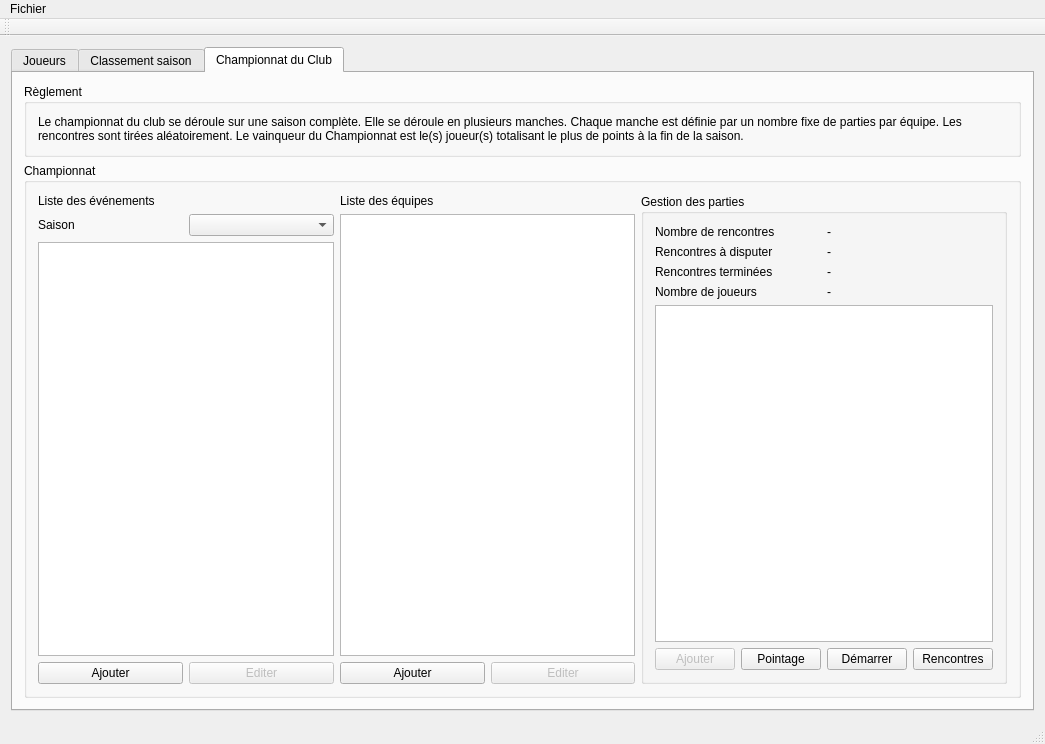
Old version of the form MainWindow.ui in the repository arabine/tanca.
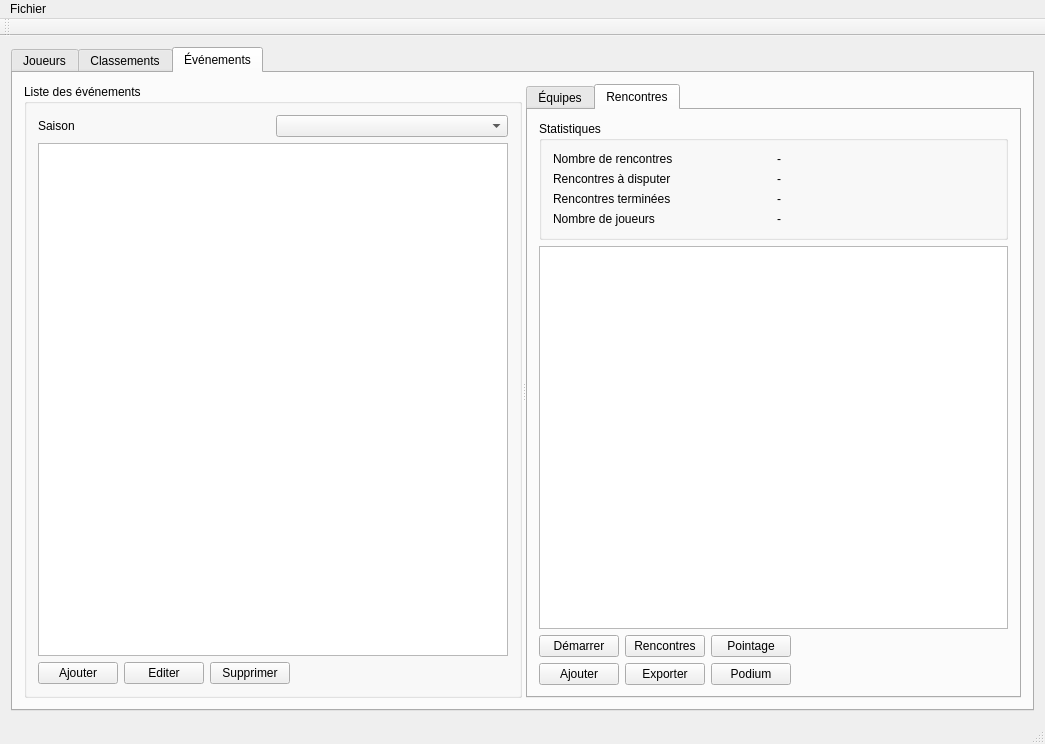
New version of the form.

Commit message: Changed all lists with tables and allow sorting by number/text. Improved UI

```diff
--- a/MainWindow.ui
+++ b/MainWindow.ui
@@ -24,9 +24,9 @@
        <attribute name="title">
         <string>Joueurs</string>
        </attribute>
-       <layout class="QVBoxLayout" name="verticalLayout">
-        <item>
-         <widget class="QTableView" name="playersWidget">
+       <layout class="QGridLayout" name="gridLayout_3">
+        <item row="0" column="0">
+         <widget class="QTableWidget" name="playersWidget">
           <property name="editTriggers">
            <set>QAbstractItemView::NoEditTriggers</set>
           </property>
@@ -36,12 +36,18 @@
           <property name="selectionBehavior">
            <enum>QAbstractItemView::SelectRows</enum>
           </property>
+          <property name="columnCount">
+           <number>0</number>
+          </property>
+          <attribute name="horizontalHeaderStretchLastSection">
+           <bool>true</bool>
+          </attribute>
           <attribute name="verticalHeaderVisible">
            <bool>false</bool>
           </attribute>
          </widget>
         </item>
-        <item>
+        <item row="1" column="0">
          <layout class="QHBoxLayout" name="horizontalLayout">
           <item>
            <widget class="QPushButton" name="buttonAddPlayer">
@@ -57,6 +63,13 @@
             </property>
            </widget>
           </item>
+          <item>
+           <widget class="QPushButton" name="buttonExportPlayers">
+            <property name="text">
+             <string>Exporter</string>
+            </property>
+           </widget>
+          </item>
           <item>
            <spacer name="horizontalSpacer">
             <property name="orientation">
@@ -76,7 +89,7 @@
       </widget>
       <widget class="QWidget" name="tab_3">
        <attribute name="title">
-        <string>Classement saison</string>
+        <string>Classements</string>
        </attribute>
        <layout class="QGridLayout" name="gridLayout_6">
         <item row="0" column="0">
@@ -118,62 +131,35 @@
           <property name="editTriggers">
            <set>QAbstractItemView::NoEditTriggers</set>
           </property>
+          <property name="selectionMode">
+           <enum>QAbstractItemView::SingleSelection</enum>
+          </property>
           <property name="selectionBehavior">
            <enum>QAbstractItemView::SelectRows</enum>
           </property>
+          <property name="columnCount">
+           <number>0</number>
+          </property>
           <attribute name="horizontalHeaderStretchLastSection">
            <bool>true</bool>
           </attribute>
-          <column>
-           <property name="text">
-            <string>Joueur</string>
-           </property>
-          </column>
-          <column>
-           <property name="text">
-            <string>Points</string>
-           </property>
-          </column>
-          <column>
-           <property name="text">
-            <string>Parties jouées</string>
-           </property>
-          </column>
+          <attribute name="verticalHeaderVisible">
+           <bool>false</bool>
+          </attribute>
          </widget>
         </item>
        </layout>
       </widget>
       <widget class="QWidget" name="tab_2">
        <attribute name="title">
-        <string>Championnat du Club</string>
+        <string>Événements</string>
        </attribute>
-       <layout class="QGridLayout" name="gridLayout_4">
+       <layout class="QGridLayout" name="gridLayout">
         <item row="0" column="0">
-         <widget class="QGroupBox" name="groupBox">
-          <property name="sizePolicy">
-           <sizepolicy hsizetype="Preferred" vsizetype="Minimum">
-            <horstretch>0</horstretch>
-            <verstretch>0</verstretch>
-           </sizepolicy>
+         <widget class="QSplitter" name="splitter">
+          <property name="orientation">
+           <enum>Qt::Horizontal</enum>
           </property>
-          <property name="title">
-           <string>Règlement</string>
-          </property>
-          <layout class="QGridLayout" name="gridLayout_2">
-           <item row="0" column="0">
-            <widget class="QLabel" name="label">
-             <property name="text">
-              <string>Le championnat du club se déroule sur une saison complète. Elle se déroule en plusieurs manches. Chaque manche est définie par un nombre fixe de parties par équipe. Les rencontres sont tirées aléatoirement. Le vainqueur du Championnat est le(s) joueur(s) totalisant le plus de points à la fin de la saison.</string>
-             </property>
-             <property name="wordWrap">
-              <bool>true</bool>
-             </property>
-            </widget>
-           </item>
-          </layout>
-         </widget>
-        </item>
-        <item row="1" column="0">
          <widget class="QGroupBox" name="groupBox_2">
           <property name="sizePolicy">
            <sizepolicy hsizetype="Preferred" vsizetype="Expanding">
@@ -182,18 +168,9 @@
            </sizepolicy>
           </property>
           <property name="title">
-           <string>Championnat</string>
-          </property>
-          <layout class="QGridLayout" name="gridLayout_3">
-           <item row="0" column="0">
-            <layout class="QVBoxLayout" name="verticalLayout_3">
-             <item>
-              <widget class="QLabel" name="label_2">
-               <property name="text">
                 <string>Liste des événements</string>
                </property>
-              </widget>
-             </item>
+           <layout class="QVBoxLayout" name="verticalLayout">
              <item>
               <layout class="QHBoxLayout" name="horizontalLayout_2">
                <item>
@@ -209,40 +186,79 @@
               </layout>
              </item>
              <item>
-              <widget class="QListWidget" name="eventList"/>
+             <widget class="QTableWidget" name="eventTable">
+              <property name="editTriggers">
+               <set>QAbstractItemView::NoEditTriggers</set>
+              </property>
+              <property name="selectionMode">
+               <enum>QAbstractItemView::SingleSelection</enum>
+              </property>
+              <property name="selectionBehavior">
+               <enum>QAbstractItemView::SelectRows</enum>
+              </property>
+              <property name="columnCount">
+               <number>0</number>
+              </property>
+              <attribute name="horizontalHeaderShowSortIndicator" stdset="0">
+               <bool>true</bool>
+              </attribute>
+              <attribute name="horizontalHeaderStretchLastSection">
+               <bool>true</bool>
+              </attribute>
+              <attribute name="verticalHeaderVisible">
+               <bool>false</bool>
+              </attribute>
+             </widget>
              </item>
              <item>
               <layout class="QHBoxLayout" name="horizontalLayout_3">
                <item>
-                <widget class="QPushButton" name="buttonAddMatch">
+               <widget class="QPushButton" name="buttonAddEvent">
                  <property name="text">
                   <string>Ajouter</string>
                  </property>
                 </widget>
                </item>
                <item>
-                <widget class="QPushButton" name="buttonEditMatch">
-                 <property name="enabled">
-                  <bool>false</bool>
-                 </property>
+               <widget class="QPushButton" name="buttonEditEvent">
                  <property name="text">
                   <string>Editer</string>
                  </property>
                 </widget>
                </item>
-              </layout>
-             </item>
-            </layout>
-           </item>
-           <item row="0" column="1">
-            <layout class="QVBoxLayout" name="verticalLayout_4">
              <item>
-              <widget class="QLabel" name="label_3">
+               <widget class="QPushButton" name="buttonDeleteEvent">
                <property name="text">
-                <string>Liste des équipes</string>
+                 <string>Supprimer</string>
                </property>
               </widget>
              </item>
+              <item>
+               <spacer name="horizontalSpacer_3">
+                <property name="orientation">
+                 <enum>Qt::Horizontal</enum>
+                </property>
+                <property name="sizeHint" stdset="0">
+                 <size>
+                  <width>40</width>
+                  <height>20</height>
+                 </size>
+                </property>
+               </spacer>
+              </item>
+             </layout>
+            </item>
+           </layout>
+          </widget>
+          <widget class="QTabWidget" name="tabWidget_2">
+           <property name="currentIndex">
+            <number>1</number>
+           </property>
+           <widget class="QWidget" name="tab_4">
+            <attribute name="title">
+             <string>Équipes</string>
+            </attribute>
+            <layout class="QVBoxLayout" name="verticalLayout_2">
              <item>
               <widget class="QListWidget" name="teamList"/>
              </item>
@@ -257,25 +273,47 @@
                </item>
                <item>
                 <widget class="QPushButton" name="buttonEditTeam">
-                 <property name="enabled">
-                  <bool>false</bool>
-                 </property>
                  <property name="text">
                   <string>Editer</string>
                  </property>
                 </widget>
                </item>
-              </layout>
-             </item>
-            </layout>
-           </item>
-           <item row="0" column="2">
-            <widget class="QGroupBox" name="groupBox_3">
+               <item>
+                <widget class="QPushButton" name="buttonDeleteTeam">
+                 <property name="text">
+                  <string>Supprimer</string>
+                 </property>
+                </widget>
+               </item>
+               <item>
+                <spacer name="horizontalSpacer_4">
+                 <property name="orientation">
+                  <enum>Qt::Horizontal</enum>
+                 </property>
+                 <property name="sizeHint" stdset="0">
+                  <size>
+                   <width>40</width>
+                   <height>20</height>
+                  </size>
+                 </property>
+                </spacer>
+               </item>
+              </layout>
+             </item>
+            </layout>
+           </widget>
+           <widget class="QWidget" name="tab_5">
+            <attribute name="title">
+             <string>Rencontres</string>
+            </attribute>
+            <layout class="QVBoxLayout" name="verticalLayout_4">
+             <item>
+              <widget class="QGroupBox" name="groupBox">
              <property name="title">
-              <string>Gestion des parties</string>
-             </property>
-             <layout class="QGridLayout" name="gridLayout">
-              <item row="0" column="0">
+                <string>Statistiques</string>
+               </property>
+               <layout class="QVBoxLayout" name="verticalLayout_3">
+                <item>
                <layout class="QHBoxLayout" name="horizontalLayout_5">
                 <item>
                  <widget class="QLabel" name="label_5">
@@ -293,7 +331,7 @@
                 </item>
                </layout>
               </item>
-              <item row="1" column="0">
+                <item>
                <layout class="QHBoxLayout" name="horizontalLayout_6">
                 <item>
                  <widget class="QLabel" name="label_6">
@@ -311,7 +349,7 @@
                 </item>
                </layout>
               </item>
-              <item row="2" column="0">
+                <item>
                <layout class="QHBoxLayout" name="horizontalLayout_7">
                 <item>
                  <widget class="QLabel" name="label_7">
@@ -329,7 +367,7 @@
                 </item>
                </layout>
               </item>
-              <item row="3" column="0">
+                <item>
                <layout class="QHBoxLayout" name="horizontalLayout_8">
                 <item>
                  <widget class="QLabel" name="label_11">
@@ -347,28 +385,36 @@
                 </item>
                </layout>
               </item>
-              <item row="4" column="0">
-               <widget class="QListWidget" name="gameList"/>
-              </item>
-              <item row="5" column="0">
+               </layout>
+              </widget>
+             </item>
+             <item>
+              <widget class="QTableWidget" name="gameTable">
+               <property name="editTriggers">
+                <set>QAbstractItemView::NoEditTriggers</set>
+               </property>
+               <property name="selectionMode">
+                <enum>QAbstractItemView::SingleSelection</enum>
+               </property>
+               <property name="selectionBehavior">
+                <enum>QAbstractItemView::SelectRows</enum>
+               </property>
+               <property name="sortingEnabled">
+                <bool>true</bool>
+               </property>
+               <property name="columnCount">
+                <number>0</number>
+               </property>
+               <attribute name="horizontalHeaderStretchLastSection">
+                <bool>true</bool>
+               </attribute>
+               <attribute name="verticalHeaderVisible">
+                <bool>false</bool>
+               </attribute>
+              </widget>
+             </item>
+             <item>
                <layout class="QHBoxLayout" name="horizontalLayout_9">
-                <item>
-                 <widget class="QPushButton" name="buttonAddGame">
-                  <property name="enabled">
-                   <bool>false</bool>
-                  </property>
-                  <property name="text">
-                   <string>Ajouter</string>
-                  </property>
-                 </widget>
-                </item>
-                <item>
-                 <widget class="QPushButton" name="buttonEditGame">
-                  <property name="text">
-                   <string>Pointage</string>
-                  </property>
-                 </widget>
-                </item>
                 <item>
                  <widget class="QPushButton" name="buttonStart">
                   <property name="text">
@@ -383,12 +429,69 @@
                   </property>
                  </widget>
                 </item>
-               </layout>
-              </item>
-             </layout>
-            </widget>
-           </item>
-          </layout>
+               <item>
+                <widget class="QPushButton" name="buttonEditGame">
+                 <property name="text">
+                  <string>Pointage</string>
+                 </property>
+                </widget>
+               </item>
+               <item>
+                <spacer name="horizontalSpacer_6">
+                 <property name="orientation">
+                  <enum>Qt::Horizontal</enum>
+                 </property>
+                 <property name="sizeHint" stdset="0">
+                  <size>
+                   <width>40</width>
+                   <height>20</height>
+                  </size>
+                 </property>
+                </spacer>
+               </item>
+              </layout>
+             </item>
+             <item>
+              <layout class="QHBoxLayout" name="horizontalLayout_11">
+               <item>
+                <widget class="QPushButton" name="buttonAddGame">
+                 <property name="text">
+                  <string>Ajouter</string>
+                 </property>
+                </widget>
+               </item>
+               <item>
+                <widget class="QPushButton" name="buttonExportGames">
+                 <property name="text">
+                  <string>Exporter</string>
+                 </property>
+                </widget>
+               </item>
+               <item>
+                <widget class="QPushButton" name="buttonShowPodium">
+                 <property name="text">
+                  <string>Podium</string>
+                 </property>
+                </widget>
+               </item>
+               <item>
+                <spacer name="horizontalSpacer_5">
+                 <property name="orientation">
+                  <enum>Qt::Horizontal</enum>
+                 </property>
+                 <property name="sizeHint" stdset="0">
+                  <size>
+                   <width>40</width>
+                   <height>20</height>
+                  </size>
+                 </property>
+                </spacer>
+               </item>
+              </layout>
+             </item>
+            </layout>
+           </widget>
+          </widget>
          </widget>
         </item>
        </layout>
```
Lines whose indentation alone changed are shown as unchanged. The commit also changes 14 other files.
